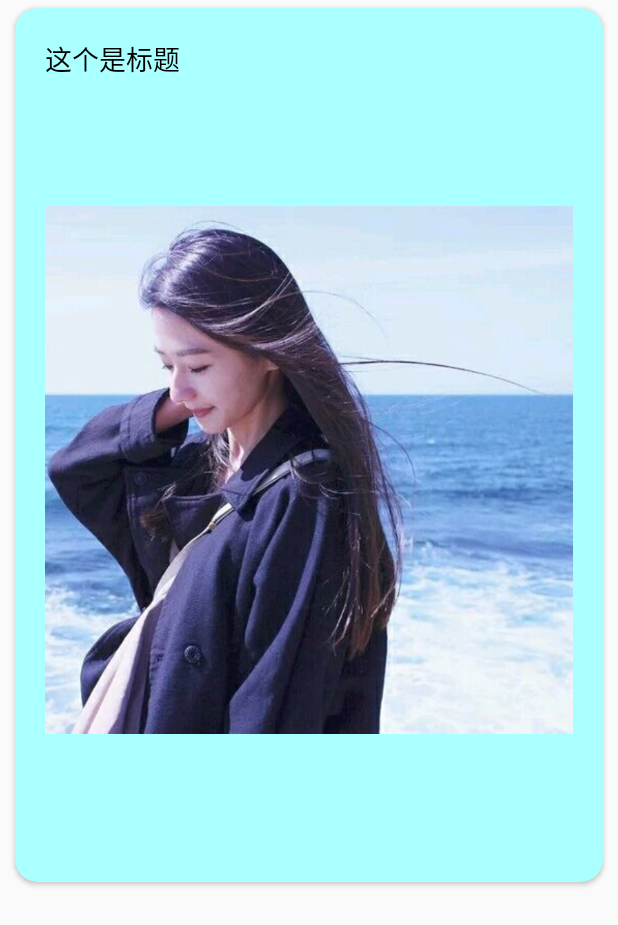
After one commit to purplelightning/osNews, an Android app: the layout item_list_funimage.xml on its own in the app's theme, with its tools: preview values and no code run, on a phone screen of 412 x 824 dp. The commit adds this screen. Shown: the top 925 px of the screen. Run offline under Robolectric (Android 15) with nearby library versions, the phone set to English and light mode, and no system bars; network calls fail.

Commit message:
添加FunImageFragment

```diff
--- a/app/src/main/res/layout/fragment_juhe.xml
+++ b/app/src/main/res/layout/fragment_juhe.xml
@@ -2,11 +2,14 @@
 <RelativeLayout
     xmlns:android="http://schemas.android.com/apk/res/android"
     android:layout_width="match_parent"
-    android:layout_height="match_parent">
+    android:layout_height="match_parent"
+    xmlns:app="http://schemas.android.com/apk/res-auto">
 
     <android.support.design.widget.TabLayout
         android:id="@+id/juhe_tabs"
         style="@style/MyCustomTabLayout"
+        app:tabMode="scrollable"
+        app:tabMinWidth="100dp"
         android:layout_width="match_parent"
         android:layout_height="40dp"
         android:background="#fff"/>
--- /dev/null
+++ b/app/src/main/res/layout/item_list_funimage.xml
@@ -0,0 +1,40 @@
+<?xml version="1.0" encoding="utf-8"?>
+<android.support.v7.widget.CardView
+    xmlns:android="http://schemas.android.com/apk/res/android"
+    xmlns:app="http://schemas.android.com/apk/res-auto"
+    android:id="@+id/j_cardview"
+    android:layout_width="wrap_content"
+    android:layout_height="wrap_content"
+    android:layout_marginBottom="5dp"
+    android:layout_marginLeft="10dp"
+    android:layout_marginRight="10dp"
+    android:layout_marginTop="5dp"
+    android:foreground="?attr/selectableItemBackground"
+    android:padding="10dp"
+    app:cardCornerRadius="15dp"
+    app:cardBackgroundColor="#ffaaffff">
+
+    <RelativeLayout
+        android:layout_width="match_parent"
+        android:layout_height="wrap_content"
+        android:padding="20dp">
+
+        <TextView
+            android:id="@+id/fimg_title"
+            android:layout_centerHorizontal="true"
+            android:layout_width="match_parent"
+            android:layout_height="wrap_content"
+            android:text="这个是标题"
+            android:textColor="#000"
+            android:textSize="18sp"/>
+        <ImageView
+            android:id="@+id/fimg_img"
+            android:layout_width="match_parent"
+            android:layout_height="wrap_content"
+            android:layout_below="@id/fimg_title"
+            android:layout_marginTop="5dp"
+            android:src="@drawable/meizi"/>
+
+    </RelativeLayout>
+
+</android.support.v7.widget.CardView>
```
Also changed, not shown: app/src/main/java/com/example/wind/osnews/Bean/FunimageBean.java (added, +94 -0 lines), app/src/main/java/com/example/wind/osnews/adapter/FunImageAdapter.java (added, +89 -0 lines), app/src/main/java/com/example/wind/osnews/fragment/FunImageFragment.java (added, +103 -0 lines), app/src/main/java/com/example/wind/osnews/fragment/JuheFragment.java (+10 -0 lines), app/src/main/res/layout/fragmment_funimage.xml (added, +14 -0 lines), app/src/main/res/drawable/logo.jpg (deleted).
